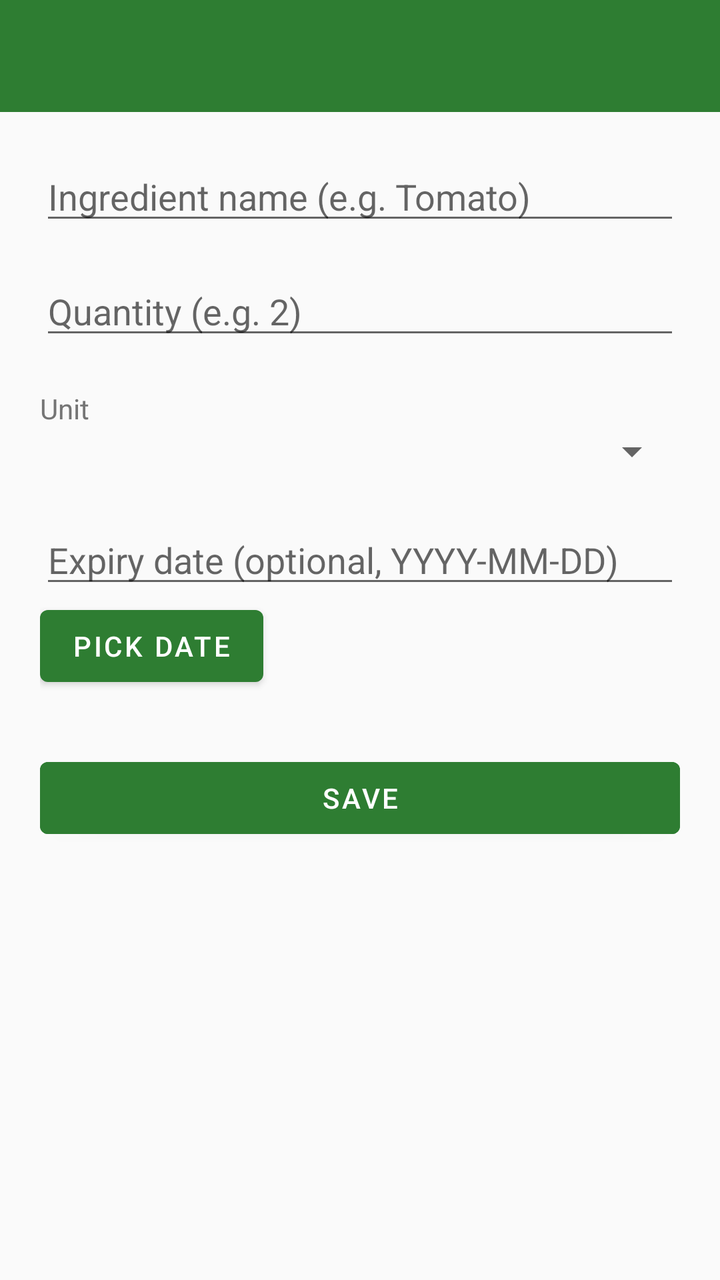
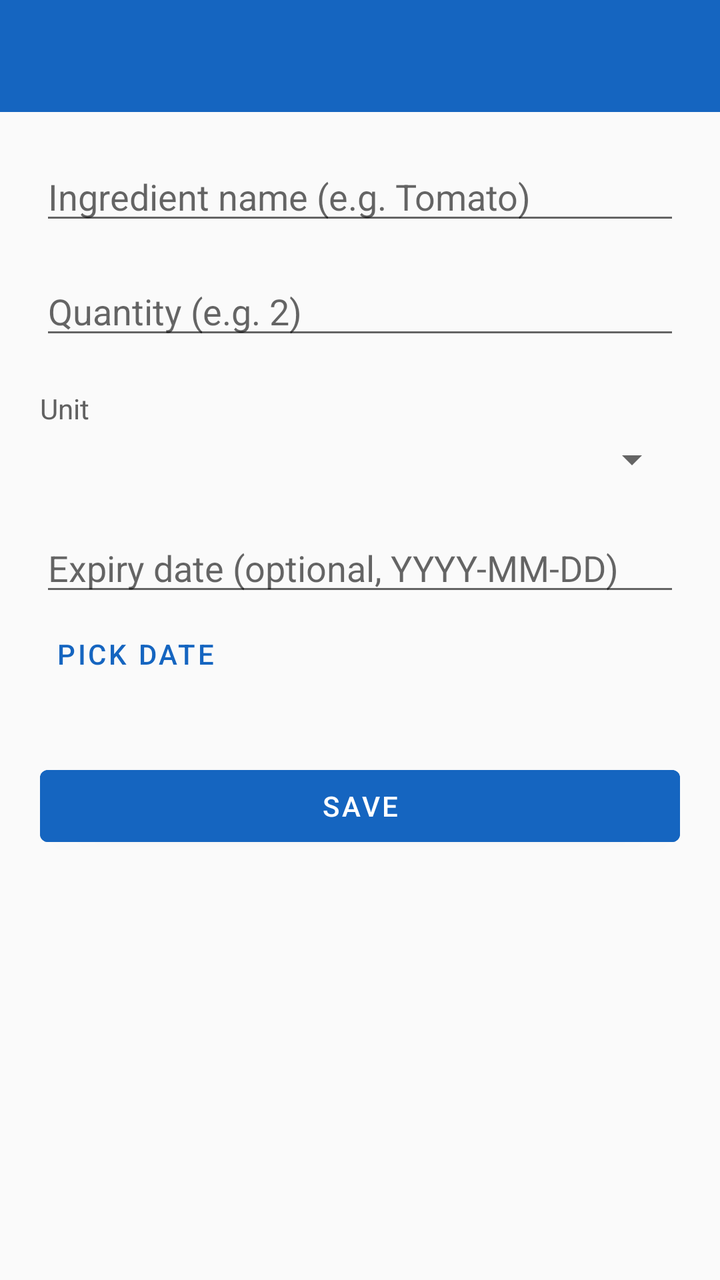

Before-and-after screenshots of an Android layout around one commit, followed by the original layout XML and the change that was made.
<!-- AndroidManifest.xml: application theme Theme.SmartPantry -->
<!-- res/layout/activity_add_edit_ingredient.xml -->
<?xml version="1.0" encoding="utf-8"?>
<LinearLayout xmlns:android="http://schemas.android.com/apk/res/android" xmlns:app="http://schemas.android.com/apk/res-auto" android:layout_width="match_parent" android:layout_height="match_parent" android:background="@color/background" android:orientation="vertical">
    <androidx.appcompat.widget.Toolbar android:id="@+id/toolbar" android:layout_width="match_parent" android:layout_height="?attr/actionBarSize" android:background="@color/pantry_green" app:titleTextColor="@color/white" />
    <ScrollView android:layout_width="match_parent" android:layout_height="match_parent"><LinearLayout android:layout_width="match_parent" android:layout_height="wrap_content" android:orientation="vertical" android:padding="20dp">
        <EditText android:id="@+id/input_name" android:layout_width="match_parent" android:layout_height="wrap_content" android:hint="@string/hint_ingredient_name" android:inputType="textCapWords" />
        <EditText android:id="@+id/input_quantity" android:layout_width="match_parent" android:layout_height="wrap_content" android:layout_marginTop="16dp" android:hint="@string/hint_quantity" android:inputType="numberDecimal" />
        <TextView android:layout_width="wrap_content" android:layout_height="wrap_content" android:layout_marginTop="20dp" android:text="@string/label_unit" android:textColor="@color/text_secondary" />
        <Spinner android:id="@+id/spinner_unit" android:layout_width="match_parent" android:layout_height="wrap_content" />
        <EditText android:id="@+id/input_expiry" android:layout_width="match_parent" android:layout_height="wrap_content" android:layout_marginTop="20dp" android:focusable="false" android:hint="@string/hint_expiry_date" />
        <Button android:id="@+id/btn_pick_date" android:layout_width="wrap_content" android:layout_height="wrap_content" android:text="@string/btn_pick_date" />
        <Button android:id="@+id/btn_save" android:layout_width="match_parent" android:layout_height="wrap_content" android:layout_marginTop="28dp" android:backgroundTint="@color/pantry_green" android:text="@string/btn_save" android:textColor="@color/white" />
        <Button android:id="@+id/btn_delete" android:layout_width="match_parent" android:layout_height="wrap_content" android:layout_marginTop="8dp" android:text="@string/btn_delete" android:visibility="gone" />
    </LinearLayout></ScrollView>
</LinearLayout>
<!-- resources referenced by this layout -->
<resources>
  <color name="background">#FAFAFA</color>
  <color name="pantry_green">#2E7D32</color>
  <color name="text_secondary">#757575</color>
  <color name="white">#FFFFFF</color>
  <string name="btn_delete">Delete</string>
  <string name="btn_pick_date">Pick date</string>
  <string name="btn_save">Save</string>
  <string name="hint_expiry_date">Expiry date (optional, YYYY-MM-DD)</string>
  <string name="hint_ingredient_name">Ingredient name (e.g. Tomato)</string>
  <string name="hint_quantity">Quantity (e.g. 2)</string>
  <string name="label_unit">Unit</string>
  <style name="Theme.SmartPantry" parent="Theme.MaterialComponents.DayNight.NoActionBar"><item name="colorPrimary">@color/pantry_green</item><item name="colorPrimaryDark">@color/pantry_green_dark</item><item name="colorAccent">@color/pantry_accent</item><item name="android:windowBackground">@color/background</item><item name="android:statusBarColor" tools:targetApi="l">@color/pantry_green_dark</item></style>
  <color name="pantry_green_dark">#1B5E20</color>
  <color name="pantry_accent">#FF8F00</color>
</resources>

<!-- the commit's change to res/layout/activity_add_edit_ingredient.xml (unified diff, before → after) -->
@@ -1,14 +1,96 @@
 <?xml version="1.0" encoding="utf-8"?>
-<LinearLayout xmlns:android="http://schemas.android.com/apk/res/android" xmlns:app="http://schemas.android.com/apk/res-auto" android:layout_width="match_parent" android:layout_height="match_parent" android:background="@color/background" android:orientation="vertical">
-    <androidx.appcompat.widget.Toolbar android:id="@+id/toolbar" android:layout_width="match_parent" android:layout_height="?attr/actionBarSize" android:background="@color/pantry_green" app:titleTextColor="@color/white" />
-    <ScrollView android:layout_width="match_parent" android:layout_height="match_parent"><LinearLayout android:layout_width="match_parent" android:layout_height="wrap_content" android:orientation="vertical" android:padding="20dp">
-        <EditText android:id="@+id/input_name" android:layout_width="match_parent" android:layout_height="wrap_content" android:hint="@string/hint_ingredient_name" android:inputType="textCapWords" />
-        <EditText android:id="@+id/input_quantity" android:layout_width="match_parent" android:layout_height="wrap_content" android:layout_marginTop="16dp" android:hint="@string/hint_quantity" android:inputType="numberDecimal" />
-        <TextView android:layout_width="wrap_content" android:layout_height="wrap_content" android:layout_marginTop="20dp" android:text="@string/label_unit" android:textColor="@color/text_secondary" />
-        <Spinner android:id="@+id/spinner_unit" android:layout_width="match_parent" android:layout_height="wrap_content" />
-        <EditText android:id="@+id/input_expiry" android:layout_width="match_parent" android:layout_height="wrap_content" android:layout_marginTop="20dp" android:focusable="false" android:hint="@string/hint_expiry_date" />
-        <Button android:id="@+id/btn_pick_date" android:layout_width="wrap_content" android:layout_height="wrap_content" android:text="@string/btn_pick_date" />
-        <Button android:id="@+id/btn_save" android:layout_width="match_parent" android:layout_height="wrap_content" android:layout_marginTop="28dp" android:backgroundTint="@color/pantry_green" android:text="@string/btn_save" android:textColor="@color/white" />
-        <Button android:id="@+id/btn_delete" android:layout_width="match_parent" android:layout_height="wrap_content" android:layout_marginTop="8dp" android:text="@string/btn_delete" android:visibility="gone" />
-    </LinearLayout></ScrollView>
+<LinearLayout xmlns:android="http://schemas.android.com/apk/res/android"
+    xmlns:app="http://schemas.android.com/apk/res-auto"
+    android:layout_width="match_parent"
+    android:layout_height="match_parent"
+    android:background="@color/background"
+    android:orientation="vertical">
+
+    <androidx.appcompat.widget.Toolbar
+        android:id="@+id/toolbar"
+        android:layout_width="match_parent"
+        android:layout_height="?attr/actionBarSize"
+        android:background="@color/primary_blue"
+        app:titleTextColor="@color/white" />
+
+    <ScrollView
+        android:layout_width="match_parent"
+        android:layout_height="match_parent">
+
+        <LinearLayout
+            android:layout_width="match_parent"
+            android:layout_height="wrap_content"
+            android:orientation="vertical"
+            android:padding="20dp">
+
+            <EditText
+                android:id="@+id/input_name"
+                android:layout_width="match_parent"
+                android:layout_height="wrap_content"
+                android:hint="@string/hint_ingredient_name"
+                android:inputType="textCapWords"
+                android:importantForAutofill="no" />
+
+            <EditText
+                android:id="@+id/input_quantity"
+                android:layout_width="match_parent"
+                android:layout_height="wrap_content"
+                android:layout_marginTop="16dp"
+                android:hint="@string/hint_quantity"
+                android:inputType="numberDecimal"
+                android:importantForAutofill="no" />
+
+            <TextView
+                android:layout_width="wrap_content"
+                android:layout_height="wrap_content"
+                android:layout_marginTop="20dp"
+                android:text="@string/label_unit"
+                android:textColor="@color/text_secondary"
+                android:textSize="14sp" />
+
+            <Spinner
+                android:id="@+id/spinner_unit"
+                android:layout_width="match_parent"
+                android:layout_height="wrap_content"
+                android:layout_marginTop="4dp" />
+
+            <EditText
+                android:id="@+id/input_expiry"
+                android:layout_width="match_parent"
+                android:layout_height="wrap_content"
+                android:layout_marginTop="20dp"
+                android:focusable="false"
+                android:hint="@string/hint_expiry_date"
+                android:inputType="none"
+                android:importantForAutofill="no" />
+
+            <Button
+                android:id="@+id/btn_pick_date"
+                style="?attr/borderlessButtonStyle"
+                android:layout_width="wrap_content"
+                android:layout_height="wrap_content"
+                android:text="@string/btn_pick_date"
+                android:textColor="@color/primary_blue" />
+
+            <Button
+                android:id="@+id/btn_save"
+                android:layout_width="match_parent"
+                android:layout_height="wrap_content"
+                android:layout_marginTop="28dp"
+                android:backgroundTint="@color/primary_blue"
+                android:text="@string/btn_save"
+                android:textColor="@color/white" />
+
+            <Button
+                android:id="@+id/btn_delete"
+                style="?attr/borderlessButtonStyle"
+                android:layout_width="match_parent"
+                android:layout_height="wrap_content"
+                android:layout_marginTop="8dp"
+                android:text="@string/btn_delete"
+                android:textColor="@color/alert_red"
+                android:visibility="gone" />
+
+        </LinearLayout>
+    </ScrollView>
 </LinearLayout>
<!-- resource entries referenced after the edit -->
@@ -1,8 +1,9 @@
 <!-- resources referenced by this layout -->
 <resources>
+  <color name="alert_red">#D32F2F</color>
   <color name="background">#FAFAFA</color>
-  <color name="pantry_green">#2E7D32</color>
-  <color name="text_secondary">#757575</color>
+  <color name="primary_blue">#1565C0</color>
+  <color name="text_secondary">#616161</color>
   <color name="white">#FFFFFF</color>
   <string name="btn_delete">Delete</string>
   <string name="btn_pick_date">Pick date</string>
@@ -11,8 +12,14 @@
   <string name="hint_ingredient_name">Ingredient name (e.g. Tomato)</string>
   <string name="hint_quantity">Quantity (e.g. 2)</string>
   <string name="label_unit">Unit</string>
-  <style name="Theme.SmartPantry" parent="Theme.MaterialComponents.DayNight.NoActionBar"><item name="colorPrimary">@color/pantry_green</item><item name="colorPrimaryDark">@color/pantry_green_dark</item><item name="colorAccent">@color/pantry_accent</item><item name="android:windowBackground">@color/background</item><item name="android:statusBarColor" tools:targetApi="l">@color/pantry_green_dark</item></style>
-  <color name="pantry_green_dark">#1B5E20</color>
-  <color name="pantry_accent">#FF8F00</color>
+  <style name="Theme.SmartPantry" parent="Theme.MaterialComponents.DayNight.NoActionBar">
+          <item name="colorPrimary">@color/primary_blue</item>
+          <item name="colorPrimaryDark">@color/primary_blue_dark</item>
+          <item name="colorAccent">@color/accent_yellow</item>
+          <item name="android:windowBackground">@color/background</item>
+          <item name="android:statusBarColor" tools:targetApi="l">@color/primary_blue_dark</item>
+      </style>
+  <color name="primary_blue_dark">#0D47A1</color>
+  <color name="accent_yellow">#FDD835</color>
 </resources>
 
